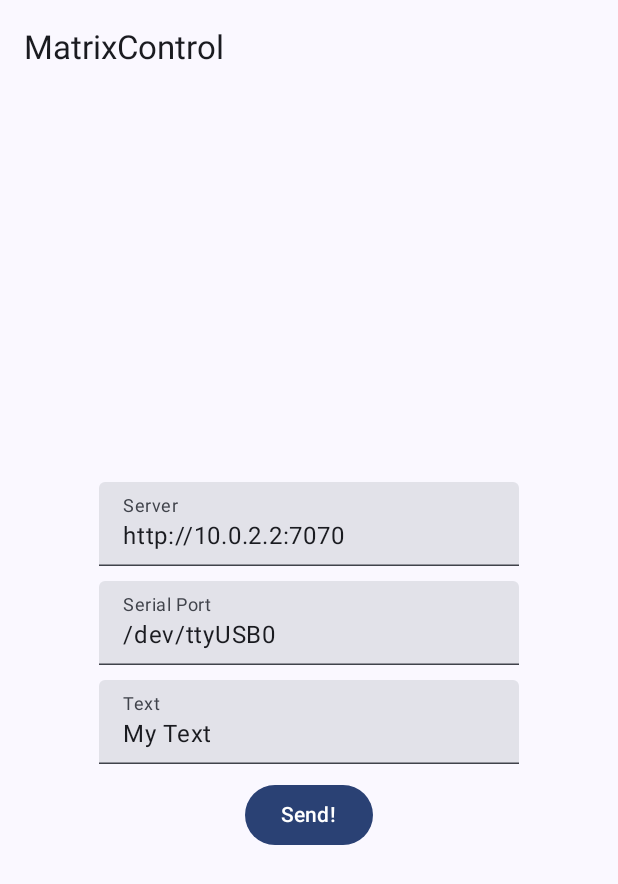
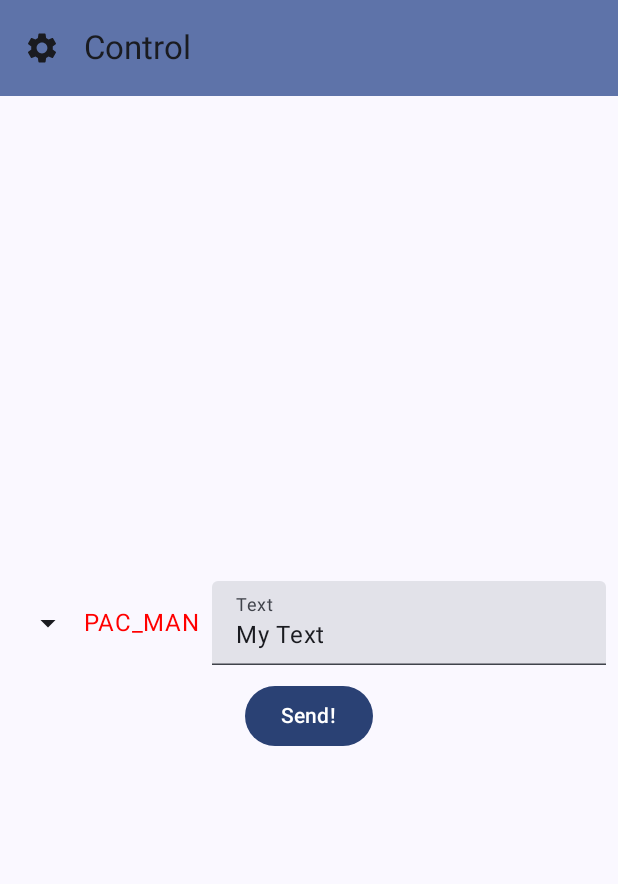
Before and after one commit to SIMULATAN/matrixcontrol, an Android app built with Jetpack Compose: the screen it shows after launch (MainActivity), on a phone screen of 412 x 824 dp. Shown: the top 884 px of the screen. Run offline under Robolectric (Android 15) with nearby library versions, the phone set to English and light mode, and no system bars; 1 statement that could not run was skipped.

Commit message:
Basic navigation + transition select page revamp

```diff
--- a/android/app/build.gradle.kts
+++ b/android/app/build.gradle.kts
@@ -57,6 +57,7 @@ dependencies {
     implementation("androidx.compose.ui:ui-tooling-preview")
     implementation("androidx.compose.material3:material3")
     implementation("androidx.datastore:datastore-preferences:1.0.0")
+    implementation("androidx.navigation:navigation-compose:2.7.6")
 
     testImplementation("junit:junit:4.13.2")
     androidTestImplementation("androidx.test.ext:junit:1.1.5")
--- a/android/app/src/main/java/com/github/simulatan/MainActivity.kt
+++ b/android/app/src/main/java/com/github/simulatan/MainActivity.kt
@@ -8,21 +8,28 @@ import androidx.compose.foundation.layout.Arrangement
 import androidx.compose.foundation.layout.Column
 import androidx.compose.foundation.layout.fillMaxSize
 import androidx.compose.foundation.layout.padding
-import androidx.compose.material3.ExperimentalMaterial3Api
 import androidx.compose.material3.MaterialTheme
 import androidx.compose.material3.Scaffold
 import androidx.compose.material3.Surface
-import androidx.compose.material3.Text
-import androidx.compose.material3.TopAppBar
 import androidx.compose.runtime.Composable
+import androidx.compose.runtime.getValue
 import androidx.compose.ui.Alignment
 import androidx.compose.ui.Modifier
 import androidx.compose.ui.tooling.preview.Preview
 import androidx.compose.ui.unit.dp
-import com.github.simulatan.ui.components.ControlComponent
+import androidx.navigation.compose.NavHost
+import androidx.navigation.compose.composable
+import androidx.navigation.compose.currentBackStackEntryAsState
+import androidx.navigation.compose.rememberNavController
+import com.github.simulatan.ui.components.CustomAppBar
+import com.github.simulatan.ui.pages.ControlPage
+import com.github.simulatan.ui.pages.Page
+import com.github.simulatan.ui.pages.SettingsPage
+import com.github.simulatan.ui.pages.TransitionSelectPage
 import com.github.simulatan.ui.theme.MatrixcontrolTheme
 import com.github.simulatan.utils.AppPreferences
 import com.github.simulatan.utils.AppPreferencesImpl
+import com.github.simulatan.utils.plus
 
 
 class MainActivity : ComponentActivity() {
@@ -43,27 +50,44 @@ class MainActivity : ComponentActivity() {
 					modifier = Modifier.fillMaxSize(),
 					color = MaterialTheme.colorScheme.background
 				) {
-					MainComponent(AppPreferencesImpl(baseContext))
+					val appPreferences = AppPreferencesImpl(baseContext)
+					MainComponent(appPreferences = appPreferences)
 				}
 			}
 		}
 	}
 }
 
-@OptIn(ExperimentalMaterial3Api::class)
 @Composable
-fun MainComponent(appPreferences: AppPreferences) = Scaffold(
+fun MainComponent(appPreferences: AppPreferences) {
+	val navController = rememberNavController()
+	val backStackEntry by navController.currentBackStackEntryAsState()
+
+	val currentScreen = Page.valueOf(backStackEntry?.destination?.route ?: Page.CONTROL.name)
+
+	Scaffold(
 		topBar = {
-		TopAppBar(title = { Text("MatrixControl") })
+			CustomAppBar(
+				currentScreen = currentScreen,
+				navController = navController
+			)
 		}
 	) { innerPadding ->
 		Column(
 			verticalArrangement = Arrangement.Center,
 			horizontalAlignment = Alignment.CenterHorizontally,
-		modifier = Modifier.padding(innerPadding).fillMaxSize()
+			modifier = Modifier
+				.padding(innerPadding + 8.dp)
+				.fillMaxSize()
 		) {
-		Column(modifier = Modifier.padding(8.dp)) {
-			ControlComponent(appPreferences)
+			NavHost(
+				navController = navController,
+				startDestination = Page.CONTROL.name
+			) {
+				composable(Page.CONTROL.name) { ControlPage(appPreferences, navController) }
+				composable(Page.TRANSITION_SELECT.name) { TransitionSelectPage() }
+				composable(Page.SETTINGS.name) { SettingsPage(appPreferences, navController) }
+			}
 		}
 	}
 }
--- a/android/app/src/main/java/com/github/simulatan/ui/components/ControlComponent.kt
+++ /dev/null
@@ -1,62 +0,0 @@
-package com.github.simulatan.ui.components
-
-import androidx.compose.foundation.layout.Arrangement
-import androidx.compose.foundation.layout.Column
-import androidx.compose.material3.Button
-import androidx.compose.material3.Text
-import androidx.compose.material3.TextField
-import androidx.compose.runtime.Composable
-import androidx.compose.runtime.getValue
-import androidx.compose.runtime.mutableStateOf
-import androidx.compose.runtime.remember
-import androidx.compose.runtime.rememberCoroutineScope
-import androidx.compose.runtime.setValue
-import androidx.compose.ui.Alignment
-import androidx.compose.ui.unit.dp
-import com.github.simulatan.matrixcontrol.protocol.ProtocolBuilder
-import com.github.simulatan.utils.AppPreferences
-import io.ktor.client.HttpClient
-import io.ktor.client.request.header
-import io.ktor.client.request.post
-import io.ktor.client.request.setBody
-import kotlinx.coroutines.launch
-
-@OptIn(ExperimentalUnsignedTypes::class)
-@Composable
-fun ControlComponent(settings: AppPreferences) = Column {
-	val client = HttpClient()
-	var text by remember { mutableStateOf("My Text") }
-
-	suspend fun sendText() {
-		val response = client.post("${settings.server}/raw") {
-			setBody(ProtocolBuilder.of(text).toByteArray())
-			header("Serial-Port", settings.serialPort)
-		}
-		println(response)
-	}
-
-	Column(
-		verticalArrangement = Arrangement.spacedBy(10.dp),
-		horizontalAlignment = Alignment.CenterHorizontally
-	) {
-		// extra field required because android sucks ass and can't even do basic string bindings
-		var server by remember { mutableStateOf(settings.server) }
-		TextField(
-			value = server,
-			onValueChange = { server = it; settings.server = it },
-			label = { Text("Server") })
-
-		var serialPort by remember { mutableStateOf(settings.serialPort) }
-		TextField(
-			value = serialPort,
-			onValueChange = { serialPort = it; settings.serialPort = it },
-			label = { Text("Serial Port") }
-		)
-
-		TextField(value = text, onValueChange = { text = it }, label = { Text("Text") })
-		val composableScope = rememberCoroutineScope()
-		Button(onClick = { composableScope.launch { sendText() } }) {
-			Text("Send!")
-		}
-	}
-}
--- /dev/null
+++ b/android/app/src/main/java/com/github/simulatan/ui/components/CustomAppBar.kt
@@ -0,0 +1,40 @@
+package com.github.simulatan.ui.components
+
+import androidx.compose.material.icons.Icons
+import androidx.compose.material.icons.filled.ArrowBack
+import androidx.compose.material3.ExperimentalMaterial3Api
+import androidx.compose.material3.Icon
+import androidx.compose.material3.IconButton
+import androidx.compose.material3.MaterialTheme
+import androidx.compose.material3.Text
+import androidx.compose.material3.TopAppBar
+import androidx.compose.material3.TopAppBarDefaults
+import androidx.compose.runtime.Composable
+import androidx.compose.ui.Modifier
+import androidx.navigation.NavController
+import com.github.simulatan.ui.pages.Page
+
+@OptIn(ExperimentalMaterial3Api::class)
+@Composable
+fun CustomAppBar(
+	currentScreen: Page,
+	navController: NavController,
+	modifier: Modifier = Modifier
+) = TopAppBar(
+	title = { Text(currentScreen.title) },
+	colors = TopAppBarDefaults.mediumTopAppBarColors(
+		containerColor = MaterialTheme.colorScheme.primaryContainer
+	),
+	modifier = modifier,
+	navigationIcon = {
+		if (navController.previousBackStackEntry != null) {
+			IconButton(onClick = { navController.navigateUp() }) {
+				Icon(
+					imageVector = Icons.Filled.ArrowBack,
+					contentDescription = "back"
+				)
+			}
+		}
+		currentScreen.navigationIcon(navController)
+	}
+)
--- /dev/null
+++ b/android/app/src/main/java/com/github/simulatan/ui/pages/ControlPage.kt
@@ -0,0 +1,78 @@
+package com.github.simulatan.ui.pages
+
+import androidx.compose.foundation.layout.Arrangement
+import androidx.compose.foundation.layout.Column
+import androidx.compose.foundation.layout.Row
+import androidx.compose.foundation.layout.Spacer
+import androidx.compose.foundation.layout.width
+import androidx.compose.foundation.layout.widthIn
+import androidx.compose.material.icons.Icons
+import androidx.compose.material.icons.filled.ArrowDropDown
+import androidx.compose.material3.Button
+import androidx.compose.material3.Icon
+import androidx.compose.material3.IconButton
+import androidx.compose.material3.Text
+import androidx.compose.material3.TextField
+import androidx.compose.runtime.Composable
+import androidx.compose.runtime.getValue
+import androidx.compose.runtime.mutableStateOf
+import androidx.compose.runtime.remember
+import androidx.compose.runtime.rememberCoroutineScope
+import androidx.compose.runtime.setValue
+import androidx.compose.ui.Alignment
+import androidx.compose.ui.Modifier
+import androidx.compose.ui.graphics.Color
+import androidx.compose.ui.tooling.preview.Preview
+import androidx.compose.ui.unit.dp
+import androidx.navigation.NavController
+import androidx.navigation.compose.rememberNavController
+import com.github.simulatan.matrixcontrol.protocol.ProtocolBuilder
+import com.github.simulatan.utils.AppPreferences
+import com.github.simulatan.utils.MockSettings
+import com.github.simulatan.utils.navigate
+import io.ktor.client.HttpClient
+import io.ktor.client.request.header
+import io.ktor.client.request.post
+import io.ktor.client.request.setBody
+import kotlinx.coroutines.launch
+
+@OptIn(ExperimentalUnsignedTypes::class)
+@Composable
+fun ControlPage(settings: AppPreferences, navController: NavController) = Column {
+	val client = HttpClient()
+	var text by remember { mutableStateOf("My Text") }
+
+	suspend fun sendText() {
+		val response = client.post("${settings.server}/raw") {
+			setBody(ProtocolBuilder.of(text).toByteArray())
+			header("Serial-Port", settings.serialPort)
+		}
+		println(response)
+	}
+
+	Column(
+		verticalArrangement = Arrangement.spacedBy(10.dp),
+		horizontalAlignment = Alignment.CenterHorizontally,
+		modifier = Modifier.widthIn(min = 700.dp)
+	) {
+		Row(verticalAlignment = Alignment.CenterVertically) {
+			IconButton(onClick = { navController.navigate(Page.TRANSITION_SELECT) }) {
+				Icon(
+					imageVector = Icons.Filled.ArrowDropDown,
+					contentDescription = "change transition"
+				)
+			}
+			Text(text = "PAC_MAN", color = Color.Red)
+			Spacer(modifier = Modifier.width(8.dp))
+			TextField(value = text, onValueChange = { text = it }, label = { Text("Text") })
+		}
+		val composableScope = rememberCoroutineScope()
+		Button(onClick = { composableScope.launch { sendText() } }) {
+			Text("Send!")
+		}
+	}
+}
+
+@Preview
+@Composable
+fun ControlPagePreview() = ControlPage(settings = MockSettings, rememberNavController())
--- /dev/null
+++ b/android/app/src/main/java/com/github/simulatan/ui/pages/Page.kt
@@ -0,0 +1,21 @@
+package com.github.simulatan.ui.pages
+
+import androidx.compose.material.icons.Icons
+import androidx.compose.material.icons.filled.Settings
+import androidx.compose.material3.Icon
+import androidx.compose.material3.IconButton
+import androidx.compose.runtime.Composable
+import androidx.navigation.NavController
+
+enum class Page(val title: String, val navigationIcon: @Composable (NavController) -> Unit = {}) {
+	CONTROL("Control", navigationIcon = {
+		IconButton(onClick = { it.navigate(SETTINGS.name) }) {
+			Icon(
+				imageVector = Icons.Filled.Settings,
+				contentDescription = "app settings"
+			)
+		}
+	}),
+	TRANSITION_SELECT("Select a Transition"),
+	SETTINGS("Settings");
+}
--- /dev/null
+++ b/android/app/src/main/java/com/github/simulatan/utils/AndroidUtils.kt
@@ -0,0 +1,22 @@
+package com.github.simulatan.utils
+
+import androidx.compose.foundation.layout.PaddingValues
+import androidx.compose.foundation.layout.calculateEndPadding
+import androidx.compose.foundation.layout.calculateStartPadding
+import androidx.compose.ui.unit.Dp
+import androidx.compose.ui.unit.LayoutDirection
+import androidx.navigation.NavController
+import com.github.simulatan.ui.pages.Page
+
+operator fun PaddingValues.plus(other: Dp): PaddingValues = plus(PaddingValues(other))
+
+operator fun PaddingValues.plus(other: PaddingValues): PaddingValues = PaddingValues(
+	start = this.calculateStartPadding(LayoutDirection.Ltr) +
+		other.calculateStartPadding(LayoutDirection.Ltr),
+	top = this.calculateTopPadding() + other.calculateTopPadding(),
+	end = this.calculateEndPadding(LayoutDirection.Ltr) +
+		other.calculateEndPadding(LayoutDirection.Ltr),
+	bottom = this.calculateBottomPadding() + other.calculateBottomPadding(),
+)
+
+fun NavController.navigate(page: Page) = navigate(page.name)
--- a/android/app/src/main/java/com/github/simulatan/utils/Settings.kt
+++ b/android/app/src/main/java/com/github/simulatan/utils/Settings.kt
@@ -12,6 +12,11 @@ private val Context.dataStore: DataStore<Preferences> by preferencesDataStore(na
 interface AppPreferences {
 	var server: String
 	var serialPort: String
+}
+
+object MockSettings : AppPreferences {
+	override var server: String = "http://localhost:7070"
+	override var serialPort: String = "/dev/ttyUSB0"
 }
 
 internal class AppPreferencesImpl(context: Context) : AppPreferences {
```
Also changed, not shown: android/app/src/main/java/com/github/simulatan/ui/components/TransitionSelectComponent.kt (deleted, +0 -37 lines), android/app/src/main/java/com/github/simulatan/ui/pages/SettingsPage.kt (added, +57 -0 lines), android/app/src/main/java/com/github/simulatan/ui/pages/TransitionSelectPage.kt (added, +54 -0 lines), android/app/src/main/java/com/github/simulatan/ui/theme/Theme.kt (line endings or trailing spaces). Lines whose indentation alone changed are shown as unchanged.
